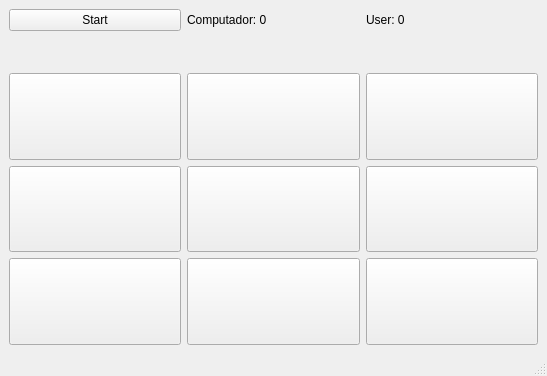
The window that jogo_da_velha/jogoDaVelhaQT/jogodavelha.ui (Lucas-Severo/C-exercicios) describes before a commit, drawn with Qt 5.
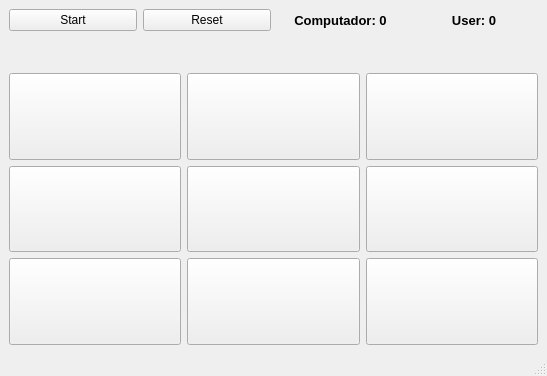
The same window after the commit.

Commit message: jogada do computador randomizada

```diff
--- a/jogo_da_velha/jogoDaVelhaQT/jogodavelha.ui
+++ b/jogo_da_velha/jogoDaVelhaQT/jogodavelha.ui
@@ -24,18 +24,44 @@
         </property>
        </widget>
       </item>
-      <item row="0" column="2">
+      <item row="0" column="3">
        <widget class="QLabel" name="lb_user_score">
+        <property name="font">
+         <font>
+          <pointsize>10</pointsize>
+          <weight>75</weight>
+          <bold>true</bold>
+         </font>
+        </property>
+        <property name="layoutDirection">
+         <enum>Qt::LeftToRight</enum>
+        </property>
         <property name="text">
          <string>User: 0</string>
         </property>
+        <property name="alignment">
+         <set>Qt::AlignCenter</set>
+        </property>
        </widget>
       </item>
-      <item row="0" column="1">
+      <item row="0" column="2">
        <widget class="QLabel" name="lb_ai_score">
+        <property name="font">
+         <font>
+          <pointsize>10</pointsize>
+          <weight>75</weight>
+          <bold>true</bold>
+         </font>
+        </property>
+        <property name="layoutDirection">
+         <enum>Qt::LeftToRight</enum>
+        </property>
         <property name="text">
          <string>Computador: 0</string>
         </property>
+        <property name="alignment">
+         <set>Qt::AlignCenter</set>
+        </property>
        </widget>
       </item>
       <item row="1" column="0" colspan="3">
@@ -59,6 +85,13 @@
         </property>
        </widget>
       </item>
+      <item row="0" column="1">
+       <widget class="QPushButton" name="btn_reset">
+        <property name="text">
+         <string>Reset</string>
+        </property>
+       </widget>
+      </item>
      </layout>
     </item>
     <item>
```
Left out of the diff: 2 changed lines with no effect on the pictures. The commit also changes 2 other files.
